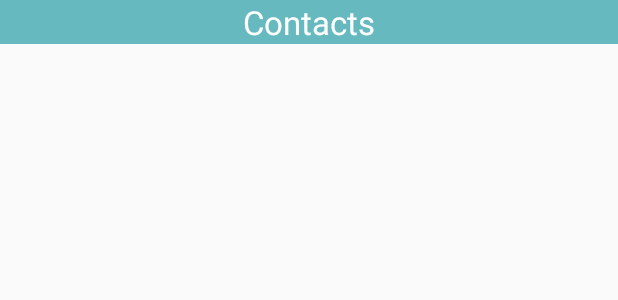
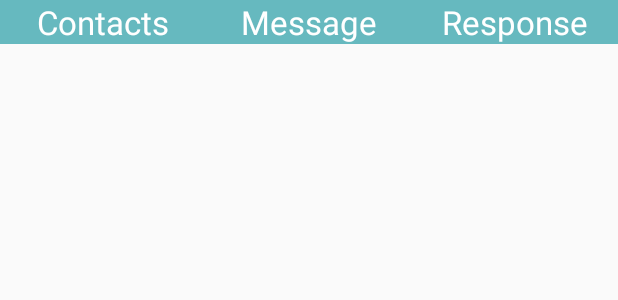
Before and after one commit to bboudra/ScopeText, an Android app: the layout fragment_contact.xml on its own in the app's theme, with its tools: preview values and no code run, on a phone screen of 412 x 824 dp. Shown: the top 300 px of the screen. Run offline under Robolectric (Android 15) with nearby library versions, the phone set to English and light mode, and no system bars.

Commit message:
#9 & #10: Refactored diagrams and view.

```diff
--- a/app/src/main/res/layout/fragment_contact.xml
+++ b/app/src/main/res/layout/fragment_contact.xml
@@ -3,7 +3,8 @@
     android:id="@+id/contact_fragment_scroll"
     android:layout_width="match_parent"
     android:layout_height="match_parent" >
-    <RelativeLayout
+    <LinearLayout
+        android:orientation="horizontal"
         android:layout_width="match_parent"
         android:layout_height="wrap_content"
         tools:context="org.scopetext.scopetext.ContactFragment"
@@ -11,8 +12,17 @@
 
         <TextView
             style="@style/AppTheme.TitleText"
-            android:id="@+id/contact_header"
-            android:text="@string/contact_header"/>
-
-    </RelativeLayout>
+            android:text="@string/contact_header"
+            android:layout_weight=".25"/>
+        <TextView
+            style="@style/AppTheme.TitleText"
+            android:text="Message"
+            android:layout_weight=".25"
+            />
+        <TextView
+            style="@style/AppTheme.TitleText"
+            android:text="Response"
+            android:layout_weight=".25"
+            />
+    </LinearLayout>
 </ScrollView>
```
Also changed, not shown: app/src/main/res/layout/activity_main.xml (+4 -12 lines), 3 other files.
